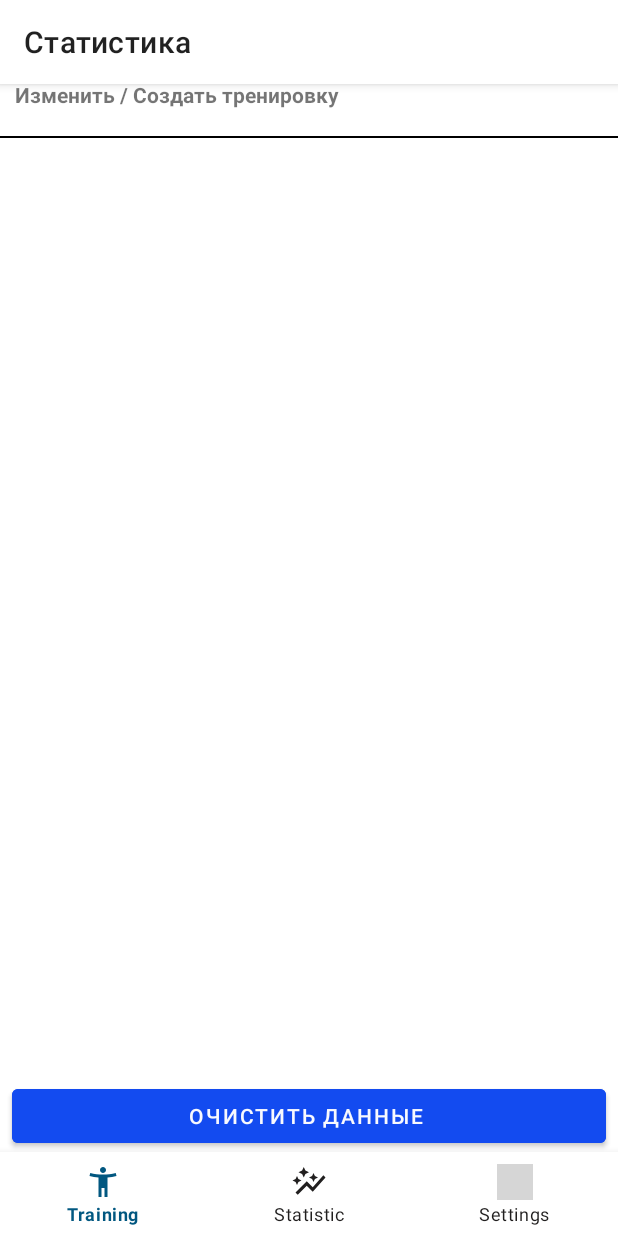
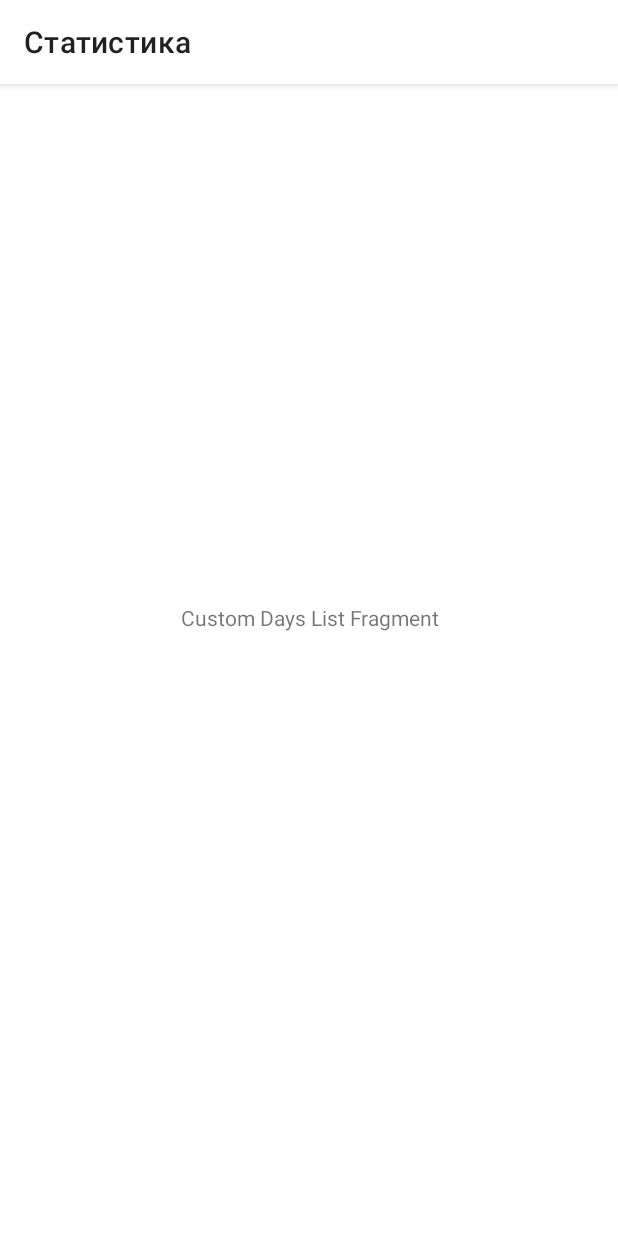
Before and after one commit to Evgen1994-McD/FitnessApp, an Android app built with Jetpack Compose: the SettingsFragment screen opened through its navigation route, after a tap on "Изменить / Создать тренировку", on a phone screen of 412 x 824 dp. Run offline under Robolectric (Android 15) with nearby library versions, the phone set to English and light mode, and no system bars; our stand-ins replace Dagger/Hilt's generated code, Room's generated code, navigation-ui; grey boxes are pictures that could not be loaded.

Commit message:
Урок 59
Создание своих тренировок ( начало)

```diff
--- a/app/src/main/java/com/example/fitnessapp/MainActivity.kt
+++ b/app/src/main/java/com/example/fitnessapp/MainActivity.kt
@@ -2,6 +2,7 @@ package com.example.fitnessapp
 
 import android.os.Bundle
 import android.speech.tts.TextToSpeech
+import android.view.View
 import android.view.WindowManager
 import androidx.activity.enableEdgeToEdge
 import androidx.activity.viewModels
@@ -11,9 +12,11 @@ import androidx.core.view.ViewCompat
 import androidx.core.view.WindowInsetsCompat
 import androidx.fragment.app.activityViewModels
 import androidx.navigation.NavController
+import androidx.navigation.NavDestination
 import androidx.navigation.fragment.NavHostFragment
 import androidx.navigation.ui.setupActionBarWithNavController
 import androidx.navigation.ui.setupWithNavController
+import androidx.savedstate.SavedState
 import com.example.fitnessapp.databinding.ActivityMainBinding
 import com.example.fitnessapp.training.ui.fragments.DaysFragment
 import com.example.fitnessapp.training.ui.fragments.TrainingFragment
@@ -42,9 +45,19 @@ lateinit var tts:TextToSpeech // инициализируем в MainActivity п
         navController =  navHostFragment.navController
         bottomNavigationView = binding.bottomNavigationView
         bottomNavigationView.setupWithNavController(navController)
-
-
-
+        navController.addOnDestinationChangedListener { _, destination, _ ->
+            when(destination.id){
+                R.id.customDaysListFragment ->{
+                    binding.bottomNavigationView.visibility = View.GONE
+                }
+                else -> {
+                    binding.bottomNavigationView.visibility = View.VISIBLE
+                }
+            }
+        }
+/*
+мы можем указывать нижнее подчеркивание, если не используем некоторые переменные методов, например
+ */
 
     }
 
--- a/app/src/main/java/com/example/fitnessapp/settings/ui/SettingsFragment.kt
+++ b/app/src/main/java/com/example/fitnessapp/settings/ui/SettingsFragment.kt
@@ -6,6 +6,7 @@ import android.view.LayoutInflater
 import android.view.View
 import android.view.ViewGroup
 import androidx.fragment.app.viewModels
+import androidx.navigation.fragment.findNavController
 import com.example.fitnessapp.R
 import com.example.fitnessapp.databinding.FragmentSettingsBinding
 import com.example.fitnessapp.utils.DialogManager
@@ -44,6 +45,7 @@ class SettingsFragment : Fragment() {
                     })
             }
             customTrainingSettingsButton.setOnClickListener {
+                findNavController().navigate(R.id.customDaysListFragment)
 
             }
         }
--- a/app/src/main/res/layout/fragment_custom_days_list.xml
+++ b/app/src/main/res/layout/fragment_custom_days_list.xml
@@ -7,8 +7,9 @@
 
     <!-- TODO: Update blank fragment layout -->
     <TextView
+        android:gravity="center"
         android:layout_width="match_parent"
         android:layout_height="match_parent"
-        android:text="@string/hello_blank_fragment" />
+        android:text="Custom Days List Fragment" />
 
 </FrameLayout>
--- a/app/src/main/res/navigation/main_nav_graph.xml
+++ b/app/src/main/res/navigation/main_nav_graph.xml
@@ -40,4 +40,9 @@
         android:name="com.example.fitnessapp.statistic.ui.StatisticFragment"
         android:label="fragment_statistic"
         tools:layout="@layout/fragment_statistic" />
+    <fragment
+        android:id="@+id/customDaysListFragment"
+        android:name="com.example.fitnessapp.customTraining.ui.CustomDaysListFragment"
+        android:label="fragment_custom_days_list"
+        tools:layout="@layout/fragment_custom_days_list" />
 </navigation>
```
Also changed, not shown: app/src/main/java/com/example/fitnessapp/customTraining/ui/CustomDaysListFragment.kt (+4 -22 lines).
